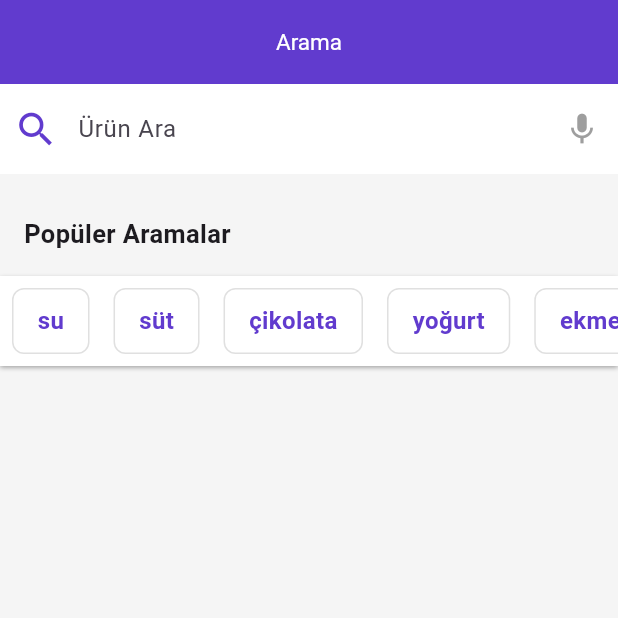
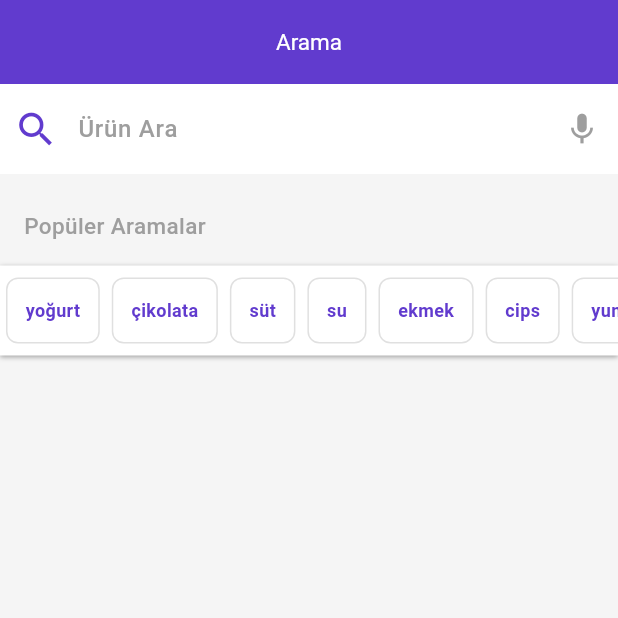
Before and after one commit to tahagokpinar/getir, a Flutter app: the SearchTabScreen screen opened directly, on a phone screen of 412 x 824 dp, the top half of it. Run offline on Flutter 3.47's test engine with Material 3 defaults, Android fonts, the phone set to English and light mode, and no system bars; our stand-ins replace font_awesome_flutter, get, smooth_page_indicator.

Commit message:
search tab screen update

```diff
--- a/lib/core/constants/app_data.dart
+++ b/lib/core/constants/app_data.dart
@@ -171,13 +171,14 @@ class AppData {
   ];
 
   static final List<String> popularSearches = [
+    'yoğurt',
+    'çikolata',
+    'süt',
     'su',
-    'süt',
-    'çikolata',
-    'yoğurt',
     'ekmek',
     'cips',
-    'manav',
-    'kahvaltı'
+    'yumurta',
+    'tavuk',
+    'kola'
   ];
 }
--- a/lib/presentation/screens/search_tab_screen.dart
+++ b/lib/presentation/screens/search_tab_screen.dart
@@ -19,11 +19,16 @@ class SearchTabScreen extends StatelessWidget {
           crossAxisAlignment: CrossAxisAlignment.start,
           children: [
             _buildSearchField(),
+            const SizedBox(height: 8),
             const Padding(
-              padding: EdgeInsets.fromLTRB(16, 28, 0, 16),
+              padding: EdgeInsets.all(16),
               child: Text(
                 'Popüler Aramalar',
-                style: TextStyle(fontSize: 17, fontWeight: FontWeight.w600),
+                style: TextStyle(
+                  fontSize: 15,
+                  fontWeight: FontWeight.w500,
+                  color: Colors.grey,
+                ),
               ),
             ),
             const SearchLabelsContainer(),
@@ -38,6 +43,10 @@ class SearchTabScreen extends StatelessWidget {
       decoration: const InputDecoration(
         contentPadding: EdgeInsets.symmetric(horizontal: 0, vertical: 18),
         hintText: 'Ürün Ara',
+        hintStyle: TextStyle(
+          color: Colors.grey,
+          fontWeight: FontWeight.w500,
+        ),
         suffixIcon: Icon(Icons.mic, color: Colors.grey, size: 25),
         prefixIcon:
             Icon(Icons.search, color: AppConstants.getirPurple, size: 30),
--- a/lib/presentation/widgets/search_labels_container.dart
+++ b/lib/presentation/widgets/search_labels_container.dart
@@ -32,8 +32,13 @@ class PopularSearch extends StatelessWidget {
   @override
   Widget build(BuildContext context) {
     return Container(
-      padding: const EdgeInsets.symmetric(horizontal: 16),
-      margin: const EdgeInsets.symmetric(vertical: 8, horizontal: 8),
+      padding: const EdgeInsets.symmetric(
+        horizontal: 12,
+      ),
+      margin: const EdgeInsets.symmetric(
+        vertical: 8,
+        horizontal: 4,
+      ),
       decoration: BoxDecoration(
         border: Border.all(color: Colors.grey.shade300),
         borderRadius: BorderRadius.circular(8),
@@ -44,7 +49,7 @@ class PopularSearch extends StatelessWidget {
           style: const TextStyle(
             fontWeight: FontWeight.w600,
             color: AppConstants.getirPurple,
-            fontSize: 16,
+            fontSize: 12,
           ),
         ),
       ),
```
